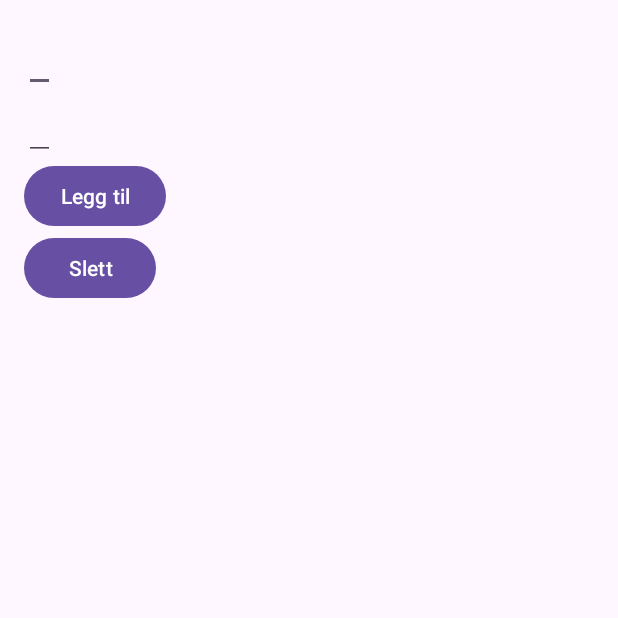
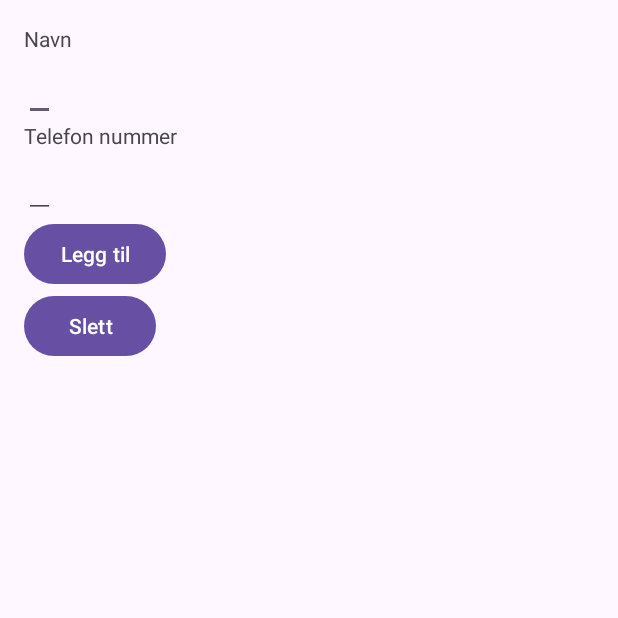
Before and after one commit to s336154/s336154_mappe2_mobile, an Android app: the screen it shows after launch (MainActivity), on a phone screen of 412 x 824 dp, the top half of it. Run offline under Robolectric (Android 15) with nearby library versions, the phone set to English and light mode, and no system bars.

Commit message:
Database in progress. TextViews added to main_activity layout

```diff
--- a/app/src/main/res/layout/activity_main.xml
+++ b/app/src/main/res/layout/activity_main.xml
@@ -14,11 +14,20 @@
         tools:context=".MainActivity">
 
 
+        <TextView
+            android:layout_width="match_parent"
+            android:layout_height="wrap_content"
+            android:text="@string/taskName"/>
 
         <EditText
             android:layout_width="wrap_content"
             android:layout_height="wrap_content"
             android:id="@+id/editName"/>
+
+        <TextView
+            android:layout_width="match_parent"
+            android:layout_height="wrap_content"
+            android:text="@string/taskNr"/>
 
         <EditText
             android:layout_width="wrap_content"
--- a/app/src/main/res/values/strings.xml
+++ b/app/src/main/res/values/strings.xml
@@ -1,3 +1,5 @@
 <resources>
     <string name="app_name">s336154_mappe2</string>
+    <string name="taskName">Navn</string>
+    <string name="taskNr">Telefon nummer</string>
 </resources>
```
